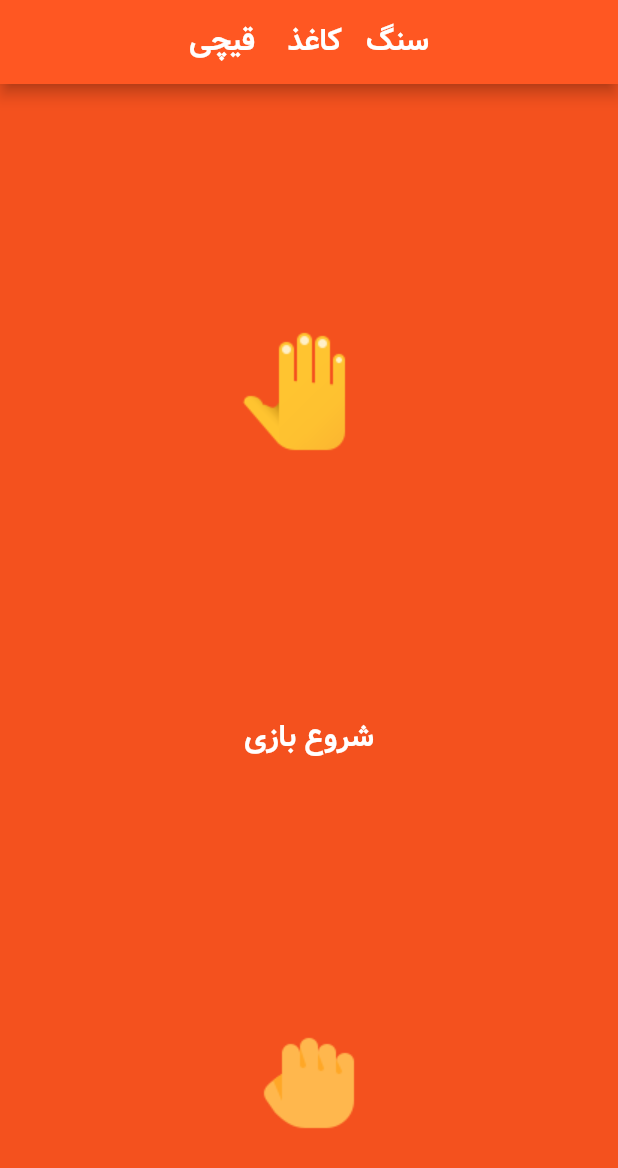
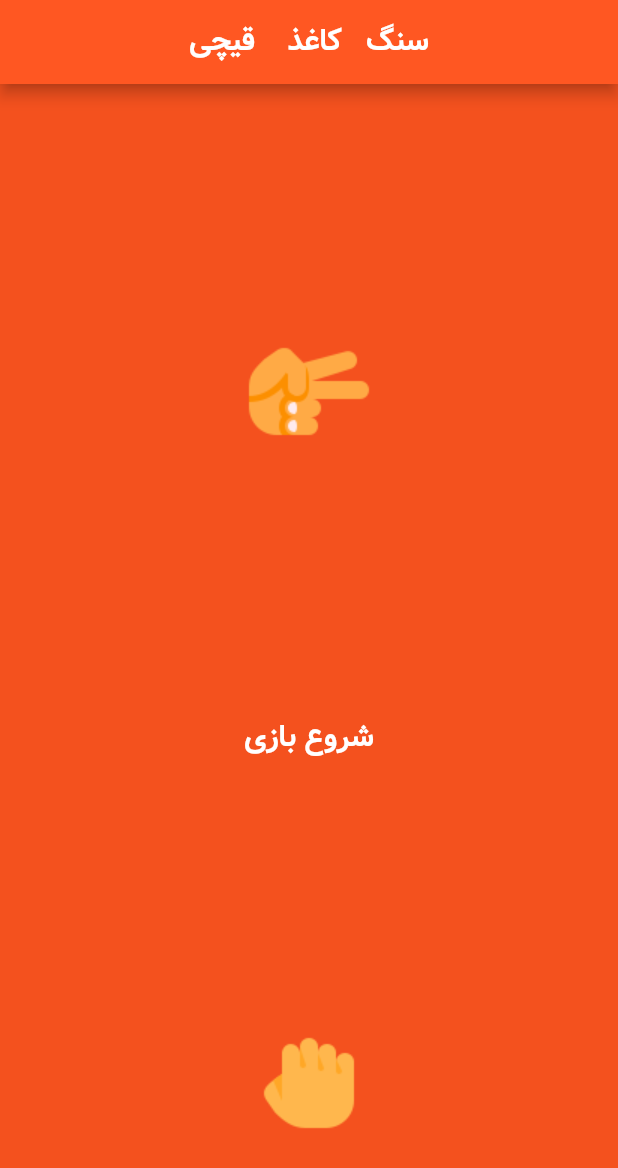
Before and after one commit to amirahmadadibi/rock_paper_scisser, a Flutter app: the screen it shows after launch, after a tap on "شروع بازی", on a phone screen of 412 x 824 dp. Shown: the top 1168 px of the screen. Run offline on Flutter 3.47's test engine with Material 2 defaults, Android fonts, the phone set to English and light mode, and no system bars.

```diff
--- a/lib/main.dart
+++ b/lib/main.dart
@@ -1,7 +1,63 @@
 import 'package:flutter/material.dart';
 
 void main() {
-  runApp(Application());
+  runApp(GameApplication());
+}
+
+class GameApplication extends StatefulWidget {
+  const GameApplication({Key? key}) : super(key: key);
+
+  @override
+  _GameApplicationState createState() => _GameApplicationState();
+}
+
+class _GameApplicationState extends State<GameApplication> {
+  int top = 2;
+  int bottom = 2;
+  @override
+  Widget build(BuildContext context) {
+    print('log');
+    return MaterialApp(
+      theme: ThemeData(fontFamily: 'vazir'),
+      home: Scaffold(
+        appBar: AppBar(
+          title: Text('سنگ   کاغذ    قیچی'),
+          centerTitle: true,
+          backgroundColor: Colors.deepOrange,
+        ),
+        backgroundColor: Colors.deepOrange[600],
+        body: SafeArea(
+          child: SingleChildScrollView(
+            child: Column(
+              mainAxisSize: MainAxisSize.max,
+              crossAxisAlignment: CrossAxisAlignment.stretch,
+              children: [
+                Image(
+                  image: AssetImage('images/$top.png'),
+                ),
+                TextButton(
+                  style: TextButton.styleFrom(primary: Colors.white),
+                  onPressed: () {
+                    setState(() {
+                      top = 3;
+                      bottom = 1;
+                    });
+                  },
+                  child: Text(
+                    'شروع بازی',
+                    style: TextStyle(fontSize: 20),
+                  ),
+                ),
+                Image(
+                  image: AssetImage('images/$bottom.png'),
+                ),
+              ],
+            ),
+          ),
+        ),
+      ),
+    );
+  }
 }
 
 class Application extends StatelessWidget {
```
